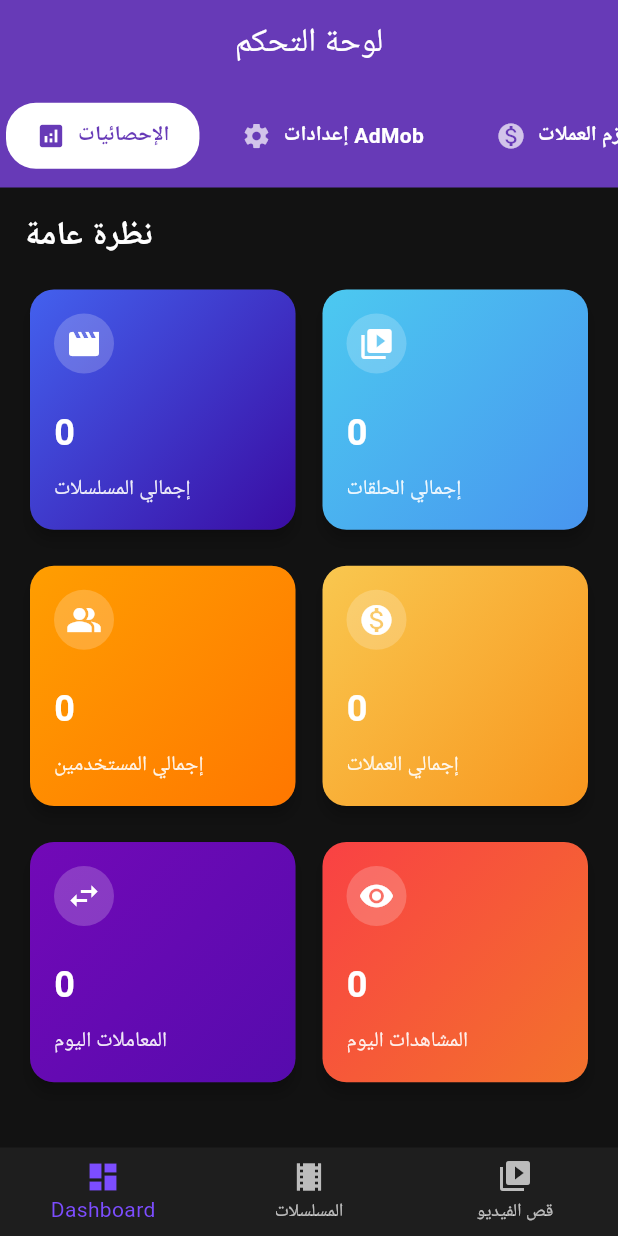
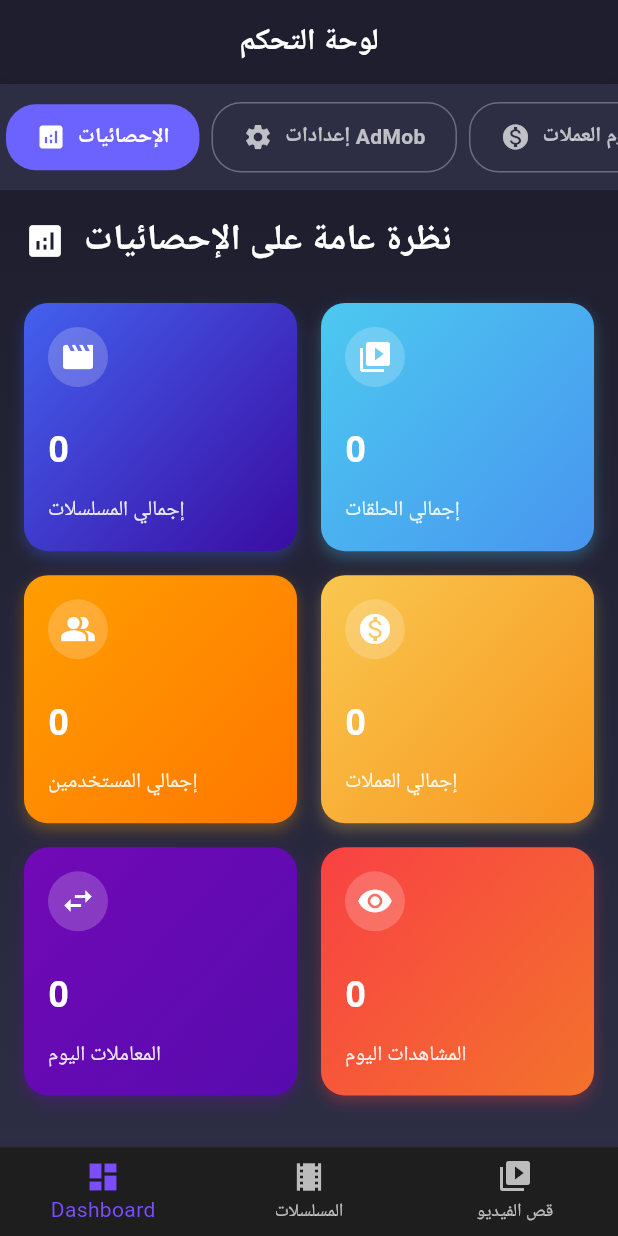
Before and after one commit to dramixshorte/video_cutter_app, a Flutter app: the screen it shows after launch, on a phone screen of 412 x 824 dp. Run offline on Flutter 3.47's test engine with Material 3 defaults, Android fonts, the phone set to English and light mode, and no system bars; our stand-ins replace file_picker, permission_handler, video_player, wakelock_plus; missing offline and left inert: ffmpeg_kit_min_gpl, flutter_background, workmanager; network calls fail; statements that could not run were skipped; project files that could hold a hidden picture were left out.

Commit message:
Repaired and updated

```diff
--- a/lib/dashboard_screen.dart
+++ b/lib/dashboard_screen.dart
@@ -64,28 +64,66 @@ class _DashboardScreenState extends State<DashboardScreen> {
   Widget _buildStatsTab() {
     if (_isLoading) {
       return Center(
-        child: CircularProgressIndicator(
-          valueColor: AlwaysStoppedAnimation<Color>(Colors.deepPurple),
+        child: Column(
+          mainAxisAlignment: MainAxisAlignment.center,
+          children: [
+            CircularProgressIndicator(
+              valueColor: AlwaysStoppedAnimation<Color>(Color(0xFF6C63FF)),
+            ),
+            SizedBox(height: 16),
+            Text(
+              'جاري تحميل الإحصائيات...',
+              style: TextStyle(
+                color: Colors.white70,
+                fontSize: 16,
+              ),
+            ),
+          ],
         ),
       );
     }
 
-    return SingleChildScrollView(
+    return Container(
+      decoration: BoxDecoration(
+        gradient: LinearGradient(
+          begin: Alignment.topCenter,
+          end: Alignment.bottomCenter,
+          colors: [
+            Color(0xFF1E1E2E),
+            Color(0xFF2D2D44),
+          ],
+        ),
+      ),
+      child: SingleChildScrollView(
         padding: EdgeInsets.all(16),
         child: Column(
           crossAxisAlignment: CrossAxisAlignment.start,
           children: [
+            Row(
+              children: [
+                Icon(
+                  Icons.analytics,
+                  color: Colors.white,
+                  size: 28,
+                ),
+                SizedBox(width: 12),
                 Text(
-            'نظرة عامة',
-            style: TextStyle(fontSize: 22, fontWeight: FontWeight.bold),
+                  'نظرة عامة على الإحصائيات',
+                  style: TextStyle(
+                    fontSize: 24,
+                    fontWeight: FontWeight.bold,
+                    color: Colors.white,
                   ),
-          SizedBox(height: 16),
+                ),
+              ],
+            ),
+            SizedBox(height: 24),
             GridView.count(
               crossAxisCount: 2,
               shrinkWrap: true,
               physics: NeverScrollableScrollPhysics(),
               mainAxisSpacing: 16,
-            crossAxisSpacing: 10,
+              crossAxisSpacing: 16,
               childAspectRatio: 1.10,
               children: [
                 _StatCard(
@@ -126,7 +164,45 @@ class _DashboardScreenState extends State<DashboardScreen> {
                 ),
               ],
             ),
+            SizedBox(height: 24),
+            if (_stats.isNotEmpty) ...[
+              Text(
+                'إحصائيات إضافية',
+                style: TextStyle(
+                  fontSize: 20,
+                  fontWeight: FontWeight.bold,
+                  color: Colors.white,
+                ),
+              ),
+              SizedBox(height: 16),
+              Container(
+                padding: EdgeInsets.all(16),
+                decoration: BoxDecoration(
+                  color: Colors.white.withOpacity(0.05),
+                  borderRadius: BorderRadius.circular(16),
+                ),
+                child: Column(
+                  children: [
+                    _StatRow(
+                      label: 'المستخدمين النشطين اليوم',
+                      value: _stats['active_users_today']?.toString() ?? '0',
+                    ),
+                    Divider(color: Colors.white12),
+                    _StatRow(
+                      label: 'إجمالي الإيرادات',
+                      value: '${_stats['total_revenue']?.toString() ?? '0'} \$',
+                    ),
+                    Divider(color: Colors.white12),
+                    _StatRow(
+                      label: 'متوسط المشاهدات اليومية',
+                      value: _stats['avg_daily_views']?.toString() ?? '0',
+                    ),
                   ],
+                ),
+              ),
+            ],
+          ],
+        ),
       ),
     );
   }
@@ -172,7 +248,12 @@ class _DashboardScreenState extends State<DashboardScreen> {
       case 6:
         return _buildAppSettings();
       default:
-        return Center(child: Text('شاشة قيد التطوير'));
+        return Center(
+          child: Text(
+            'شاشة قيد التطوير',
+            style: TextStyle(color: Colors.white70),
+          ),
+        );
     }
   }
 
@@ -180,19 +261,36 @@ class _DashboardScreenState extends State<DashboardScreen> {
   Widget build(BuildContext context) {
     return Scaffold(
       appBar: AppBar(
-        title: Text('لوحة التحكم'),
-        backgroundColor: Colors.deepPurple,
-        elevation: 0,
-        systemOverlayStyle: SystemUiOverlayStyle.light,
-          shape: const RoundedRectangleBorder(
-    borderRadius: BorderRadius.zero, // يخلي الحواف مستقيمة
+        title: Text(
+          'لوحة التحكم',
+          style: TextStyle(
+            fontWeight: FontWeight.bold,
+            fontSize: 20,
           ),
         ),
+        backgroundColor: Color(0xFF1E1E2E),
+        elevation: 0,
+        systemOverlayStyle: SystemUiOverlayStyle(
+          statusBarColor: Color(0xFF1E1E2E),
+          statusBarIconBrightness: Brightness.light,
+        ),
+        iconTheme: IconThemeData(color: Colors.white),
+      ),
+      backgroundColor: Color(0xFF1E1E2E),
       body: Column(
         children: [
           Container(
             padding: EdgeInsets.symmetric(vertical: 8),
-            color: Colors.deepPurple,
+            decoration: BoxDecoration(
+              color: Color(0xFF2D2D44),
+              boxShadow: [
+                BoxShadow(
+                  color: Colors.black.withOpacity(0.2),
+                  blurRadius: 8,
+                  offset: Offset(0, 2),
+                ),
+              ],
+            ),
             child: SingleChildScrollView(
               scrollDirection: Axis.horizontal,
               child: Row(
@@ -237,21 +335,22 @@ class _DashboardTab extends StatelessWidget {
         padding: EdgeInsets.symmetric(horizontal: 20, vertical: 12),
         margin: EdgeInsets.symmetric(horizontal: 4, vertical: 4),
         decoration: BoxDecoration(
-          color: isSelected ? Colors.white : Colors.transparent,
+          color: isSelected ? Color(0xFF6C63FF) : Colors.transparent,
           borderRadius: BorderRadius.circular(20),
+          border: isSelected ? null : Border.all(color: Colors.white30, width: 1),
         ),
         child: Row(
           children: [
             Icon(
               icon,
-              color: isSelected ? Colors.deepPurple : Colors.white70,
+              color: isSelected ? Colors.white : Colors.white70,
               size: 20,
             ),
             SizedBox(width: 8),
             Text(
               label,
               style: TextStyle(
-                color: isSelected ? Colors.deepPurple : Colors.white,
+                color: isSelected ? Colors.white : Colors.white70,
                 fontWeight: FontWeight.bold,
                 fontSize: 14,
               ),
@@ -278,10 +377,7 @@ class _StatCard extends StatelessWidget {
 
   @override
   Widget build(BuildContext context) {
-    return Card(
-      elevation: 4,
-      shape: RoundedRectangleBorder(borderRadius: BorderRadius.circular(16)),
-      child: Container(
+    return Container(
       decoration: BoxDecoration(
         borderRadius: BorderRadius.circular(16),
         gradient: LinearGradient(
@@ -289,6 +385,13 @@ class _StatCard extends StatelessWidget {
           end: Alignment.bottomRight,
           colors: gradient,
         ),
+        boxShadow: [
+          BoxShadow(
+            color: gradient[0].withOpacity(0.3),
+            blurRadius: 8,
+            offset: Offset(0, 4),
+          ),
+        ],
       ),
       child: Padding(
         padding: EdgeInsets.all(16),
@@ -329,6 +432,42 @@ class _StatCard extends StatelessWidget {
           ],
         ),
       ),
+    );
+  }
+}
+
+class _StatRow extends StatelessWidget {
+  final String label;
+  final String value;
+
+  const _StatRow({
+    required this.label,
+    required this.value,
+  });
+
+  @override
+  Widget build(BuildContext context) {
+    return Padding(
+      padding: EdgeInsets.symmetric(vertical: 8),
+      child: Row(
+        mainAxisAlignment: MainAxisAlignment.spaceBetween,
+        children: [
+          Text(
+            label,
+            style: TextStyle(
+              color: Colors.white70,
+              fontSize: 16,
+            ),
+          ),
+          Text(
+            value,
+            style: TextStyle(
+              color: Colors.white,
+              fontSize: 16,
+              fontWeight: FontWeight.bold,
+            ),
+          ),
+        ],
       ),
     );
   }
```
Lines whose indentation alone changed are shown as unchanged.
